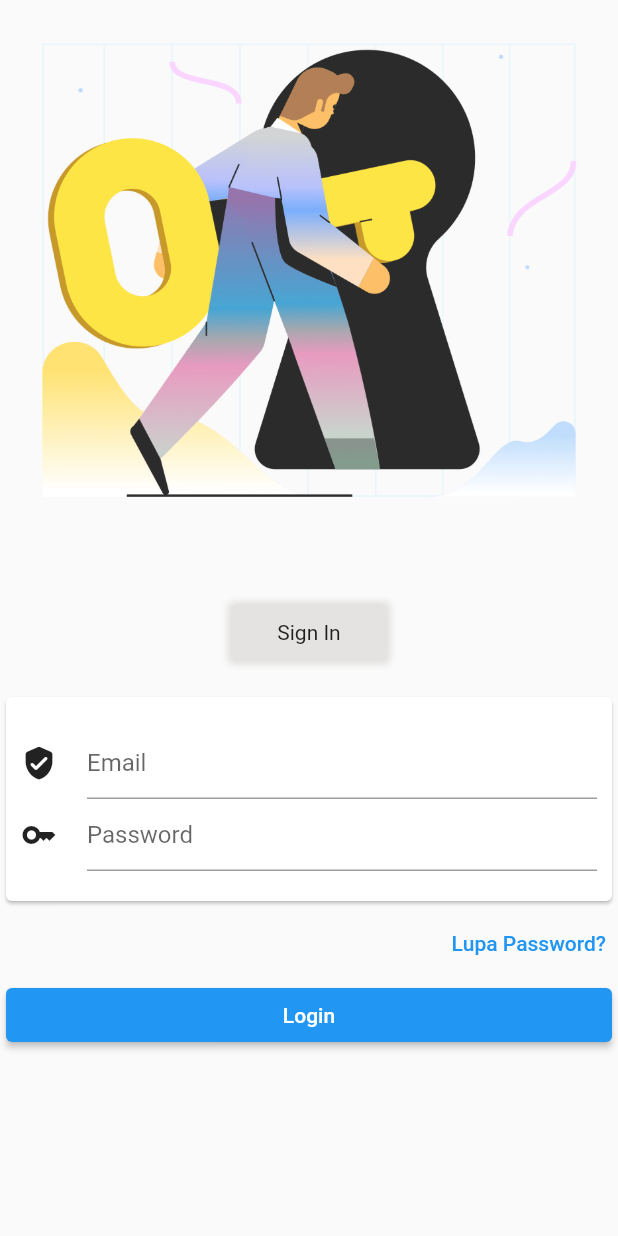
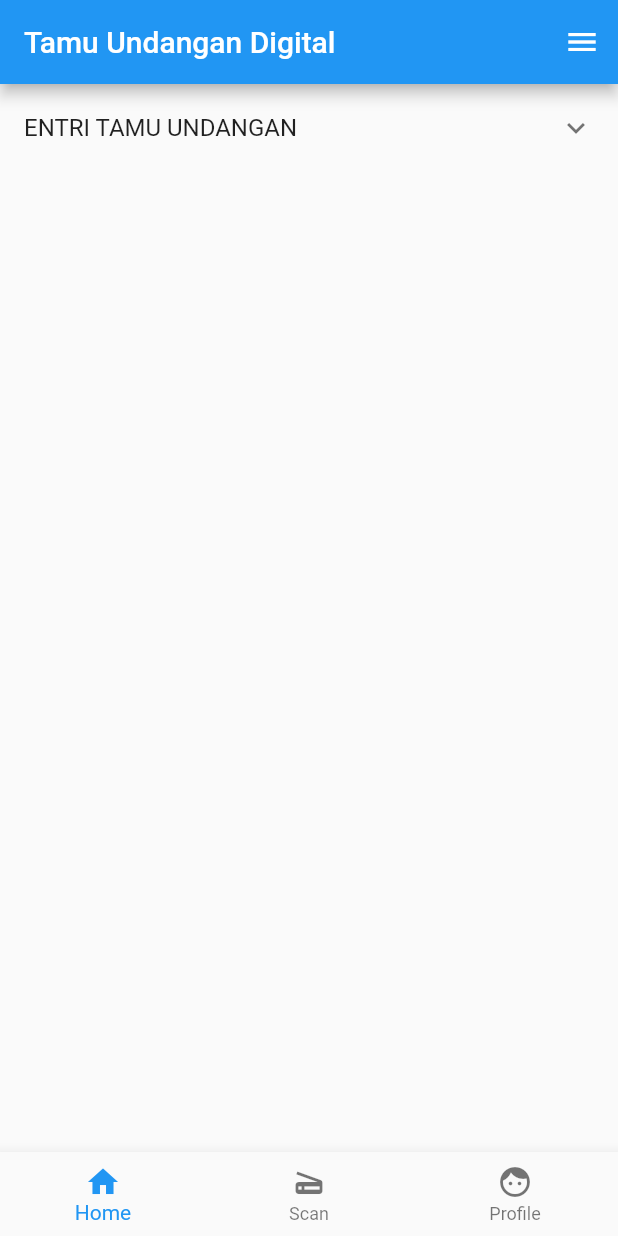
Before and after one commit to rizkidarmawanrpl/tamu_undangan, a Flutter app: the screen it shows after launch, on a phone screen of 412 x 824 dp. Run offline on Flutter 3.47's test engine with Material 2 defaults, Android fonts, the light colour scheme and no system bars.

Commit message:
Commit second

```diff
--- /dev/null
+++ b/lib/appbar.dart
@@ -0,0 +1,35 @@
+import 'package:flutter/material.dart';
+import 'package:tamu_undangan/scan.dart';
+
+class Appbar extends StatelessWidget {
+  const Appbar({Key? key}) : super(key: key);
+
+  @override
+  Widget build(BuildContext context) {
+    return Scaffold(
+      appBar: AppBar(
+        title: const Text('Tamu Undangan Digital'),
+        actions: [
+          IconButton(onPressed: () {}, icon: const Icon(Icons.menu)),
+        ],
+      ),
+      body: const Scan(),
+      bottomNavigationBar: BottomNavigationBar(
+        items: const [
+          BottomNavigationBarItem(
+            icon: Icon(Icons.home),
+            label: 'Home',
+          ),
+          BottomNavigationBarItem(
+            icon: Icon(Icons.scanner),
+            label: 'Scan',
+          ),
+          BottomNavigationBarItem(
+            icon: Icon(Icons.face),
+            label: 'Profile',
+          ),
+        ],
+      ),
+    );
+  }
+}
--- a/lib/main.dart
+++ b/lib/main.dart
@@ -1,5 +1,5 @@
 import 'package:flutter/material.dart';
-import 'package:tamu_undangan/login.dart';
+import 'package:tamu_undangan/appbar.dart';
 
 void main() {
   runApp(const MyApp());
@@ -13,7 +13,7 @@ class MyApp extends StatelessWidget {
     return MaterialApp(
       title: 'Tamu Undangan',
       theme: ThemeData(),
-      home: const Login(),
+      home: const Appbar(),
     );
   }
 }
--- /dev/null
+++ b/lib/scan.dart
@@ -0,0 +1,83 @@
+import 'package:flutter/material.dart';
+
+class Scan extends StatelessWidget {
+  const Scan({Key? key}) : super(key: key);
+
+  @override
+  Widget build(BuildContext context) {
+    final w = MediaQuery.of(context).size.width;
+
+    return SingleChildScrollView(
+      child: Column(
+        mainAxisAlignment: MainAxisAlignment.start,
+        children: [
+          ExpansionTile(
+            title: const Text('ENTRI TAMU UNDANGAN'),
+            children: [
+              Container(
+                color: Colors.white,
+                padding: const EdgeInsets.only(right: 10, bottom: 15, left: 10),
+                child: Column(
+                  mainAxisAlignment: MainAxisAlignment.start,
+                  children: [
+                    Card(
+                      child: Padding(
+                        padding: const EdgeInsets.symmetric(horizontal: 8),
+                        child: Row(
+                          children: const [
+                            Icon(Icons.search),
+                            SizedBox(width: 5),
+                            Expanded(
+                              child: TextField(
+                                decoration: InputDecoration(
+                                  hintText: 'Nama Tamu',
+                                  border: InputBorder.none,
+                                ),
+                              ),
+                            ),
+                          ],
+                        ),
+                      ),
+                    ),
+                    Padding(
+                      padding: const EdgeInsets.all(8.0),
+                      child: TextFormField(
+                        decoration: const InputDecoration(
+                          hintText: 'Dari:',
+                        ),
+                      ),
+                    ),
+                    Row(
+                      mainAxisAlignment: MainAxisAlignment.spaceEvenly,
+                      children: [
+                        SizedBox(
+                          width: w * (65/100),
+                          child: Expanded(
+                            child: ElevatedButton(
+                              onPressed: () {},
+                              child: const Text('HADIR'),
+                            ),
+                          ),
+                        ),
+                        SizedBox(width: w * (5/100)),
+                        Expanded(
+                          child: SizedBox(
+                            width: w * (30/100),
+                            child: ElevatedButton(
+                              onPressed: () {},
+                              child: const Text('CLEAR'),
+                            ),
+                          ),
+                        ),
+                      ],
+                    ),
+                  ],
+                ),
+              ),
+            ],
+          ),
+        ],
+      ),
+    );
+  }
+}
```
Also changed, not shown: lib/home.dart (added, +125 -0 lines), lib/login.dart (+12 -1 lines).
